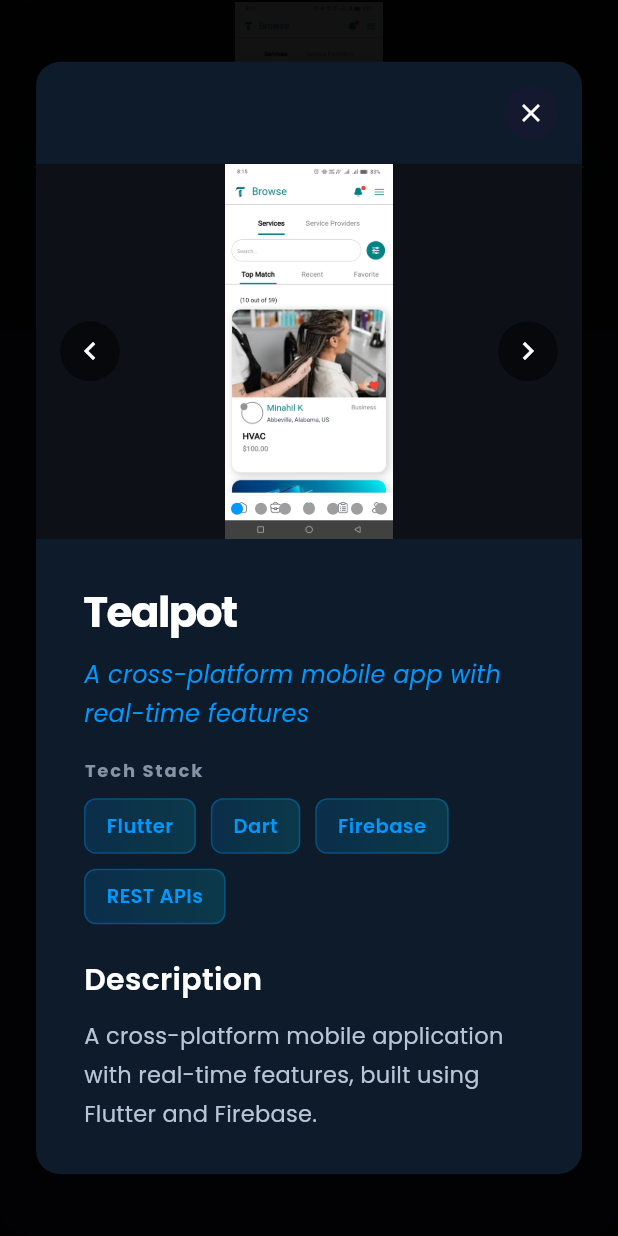
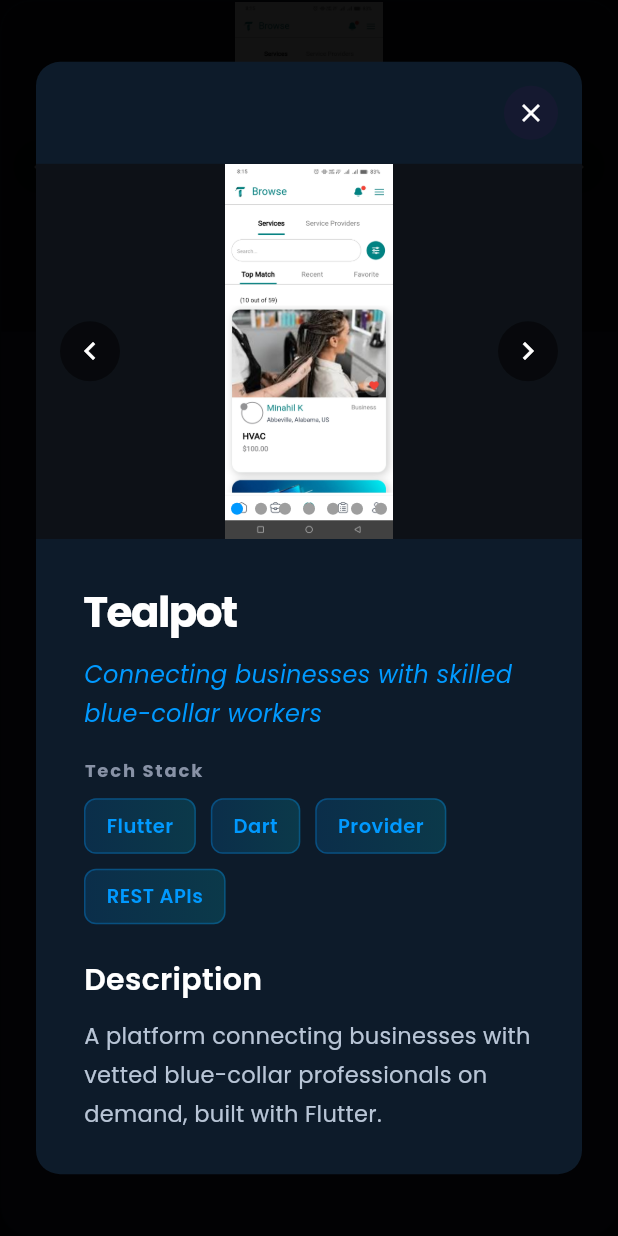
Before and after one commit to HasnainChd/my-portfolio-website, a Flutter app: the ProjectCard widget shown alone on an empty page, opened directly with sample values from the repository, after a tap on "View Details", on a phone screen of 412 x 824 dp. Run offline on Flutter 3.47's test engine with Material 3 defaults, Android fonts, the phone set to English and light mode, and no system bars; drawn by our look-alikes of flutter_animate; our stand-ins replace animated_text_kit, google_fonts, visibility_detector; missing offline and left inert: universal_html.

Commit message:
Add keyboard scrolling; update profile & projects

```diff
--- a/lib/utils/app_constant.dart
+++ b/lib/utils/app_constant.dart
@@ -15,9 +15,9 @@ class AppConstants {
   static const String name = "Muhammad Hasnain";
   static const String title = "Flutter Developer";
   static const String email = "naindev309@gmail.com";
-  static const String github = "github.com/hasnainChd";
+  static const String github = "github.com/Muhammad-Hasnain67";
   static const String linkedin = "linkedin.com/in/muhammad-hasnain";
 
-  static const String githubUsername = "HasnainChd";
+  static const String githubUsername = "Muhammad-Hasnain67";
   static const String linkedinProfile = "muhammad-hasnain309";
 }
--- a/lib/utils/app_data.dart
+++ b/lib/utils/app_data.dart
@@ -4,7 +4,7 @@ import '../models/skill.dart';
 import '../models/skill_group.dart';
 
 class AppData {
-  static const String githubProfile = 'https://github.com/muhammadhasnain';
+  static const String githubProfile = 'https://github.com/Muhammad-Hasnain67';
 
   static const List<SkillGroup> skillGroups = [
     SkillGroup(
@@ -50,12 +50,12 @@ class AppData {
     Project(
       title: 'Tealpot',
       description:
-          'A cross-platform mobile application with real-time features, built using Flutter and Firebase.',
-      tagline: 'A cross-platform mobile app with real-time features',
+          'A platform connecting businesses with vetted blue-collar professionals on demand, built with Flutter.',
+      tagline: 'Connecting businesses with skilled blue-collar workers',
       technologies: [
         'Flutter',
         'Dart',
-        'Firebase',
+        'Provider',
         'REST APIs',
       ],
       screenshotPaths: [
@@ -71,17 +71,19 @@ class AppData {
           'https://play.google.com/store/apps/details?id=com.tealpot.tealpot&pcampaignid=web_share',
       githubUrl: null,
       keyFeatures: [
-        'Real-time features with Firebase integration',
-        'Clean and responsive UI across iOS & Android',
-        'REST API integration',
-        'Smooth user experience with Flutter animations',
+        'Business and worker matching platform',
+        'Background-checked and vetted professional profiles',
+        'Real-time job posting and application system',
+        'Responsive UI across iOS and Android',
+        'Firebase integration for real-time data',
+        'REST API integration with clean architecture',
       ],
     ),
     Project(
       title: 'ServicePro360',
       description:
-          'A service management cross-platform mobile app built with Flutter, featuring clean architecture and REST API integration.',
-      tagline: 'A service management solution built with Flutter',
+          'A field service management app for managing jobs, quotes, invoices and field workers — similar to Jobber.',
+      tagline: 'Complete field service management in your pocket',
       technologies: [
         'Flutter',
         'Dart',
@@ -98,36 +100,43 @@ class AppData {
       playStoreUrl: null,
       githubUrl: null,
       keyFeatures: [
-        'Service management workflow for businesses',
-        'Job and invoice tracking system',
-        'Built with GetX state management',
-        'REST API integration with clean architecture',
+        'Job and work order management',
+        'Quote and invoice generation and tracking',
+        'Field worker assignment and scheduling',
+        'Workflow overview dashboard with real-time stats',
+        'Requests, approvals and status tracking',
+        'Built with Flutter, GetX and REST API integration',
       ],
     ),
     Project(
       title: 'New Leaf',
       description:
-          'A habit-tracking mobile app to help users leave marijuana, featuring progress tracking and motivational UI built with Flutter and Supabase.',
-      tagline: 'A habit-tracking app for personal growth',
+          'A habit-tracking app to help users quit marijuana, with mood tracking, journaling, and daily progress tools.',
+      tagline: 'Your gentle guide to a marijuana-free lifestyle',
       technologies: [
         'Flutter',
         'Dart',
         'Supabase',
-        'Provider',
+        'GetX',
       ],
       screenshotPaths: [
         'assets/images/projects/newleaf/screen1.jpeg',
         'assets/images/projects/newleaf/screen2.jpeg',
         'assets/images/projects/newleaf/screen3.jpeg',
         'assets/images/projects/newleaf/screen4.jpeg',
+        'assets/images/projects/newleaf/screen5.jpeg',
+        'assets/images/projects/newleaf/screen6.jpeg',
       ],
       playStoreUrl: null,
       githubUrl: null,
       keyFeatures: [
-        'Habit tracking and progress monitoring',
-        'Daily control center with journal and craving tracker',
-        'Built with Supabase backend',
-        'Motivational UI to support personal growth',
+        'Daily progress tracker with streak and percentage',
+        'Mood tracking to monitor emotional patterns',
+        'Journal & Reflect — daily motivational journaling',
+        'Craving tracker to identify and manage triggers',
+        'Workbook with guided exercises (Why I smoke, Why I want to quit)',
+        'Daily control center — Journal, Craving, Consumption tracking',
+        'Built with Flutter and Supabase backend',
       ],
     ),
   ];
--- a/lib/widgets/about_section.dart
+++ b/lib/widgets/about_section.dart
@@ -69,8 +69,8 @@ class AboutSection extends StatelessWidget {
                     desktop: 900.0,
                   ),
                   child: Text(
-                    'I\'m a Flutter Developer with 1+ year of professional experience building '
-                    'cross-platform mobile applications. I worked at Nextpak Agile Solutions where '
+                    'I\'m a Flutter Developer with 1.5+ years of professional experience building '
+                    'cross-platform mobile applications. Previously at Nextpak Agile Solutions, Rawalpindi, '
                     'I contributed to real-world projects — building responsive UIs, integrating '
                     'REST APIs, working with Firebase & Supabase, and delivering apps on time.',
                     style: AppTextStyles.body1.copyWith(
@@ -102,8 +102,8 @@ class AboutSection extends StatelessWidget {
                       _buildStatCard(
                         context,
                         icon: Icons.code_rounded,
-                        value: '1+',
-                        label: 'Year Experience',
+                        value: '1.5+',
+                        label: 'Years Experience',
                       ),
                       _buildStatCard(
                         context,
--- a/lib/widgets/project_card.dart
+++ b/lib/widgets/project_card.dart
@@ -80,7 +80,7 @@ class _ProjectCardState extends State<ProjectCard> {
                   height: Responsive.value(
                     context,
                     mobile: 220.0,
-                    desktop: 280.0,
+                    desktop: 320.0,
                   ),
                   decoration: BoxDecoration(
                     color: const Color(0xFF0D1117),
@@ -218,18 +218,6 @@ class _ProjectCardState extends State<ProjectCard> {
                         maxLines: 3,
                         overflow: TextOverflow.ellipsis,
                       ),
-                      8.height,
-
-                      // Tagline
-                      if (widget.project.tagline != null)
-                        Text(
-                          widget.project.tagline!,
-                          style: AppTextStyles.caption.copyWith(
-                            fontSize: 13,
-                            fontStyle: FontStyle.italic,
-                            color: AppColors.primaryAccent,
-                          ),
-                        ),
                       16.height,
                       Text(
                         'Tech stack',
--- a/lib/widgets/project_details_modal.dart
+++ b/lib/widgets/project_details_modal.dart
@@ -301,7 +301,7 @@ class _ProjectDetailsModalState extends State<ProjectDetailsModal> {
     final sliderHeight = Responsive.value(
       context,
       mobile: 250.0,
-      desktop: 400.0,
+      desktop: 480.0,
     );
 
     return Container(
@@ -318,6 +318,7 @@ class _ProjectDetailsModalState extends State<ProjectDetailsModal> {
             itemBuilder: (context, index) {
               return Container(
                 color: const Color(0xFF0D1117),
+                padding: const EdgeInsets.symmetric(horizontal: 40),
                 child: Image.asset(
                   widget.project.screenshotPaths[index],
                   width: double.infinity,
```
Also changed, not shown: lib/screens/home_screen.dart (+67 -1 lines), 3 other files.
